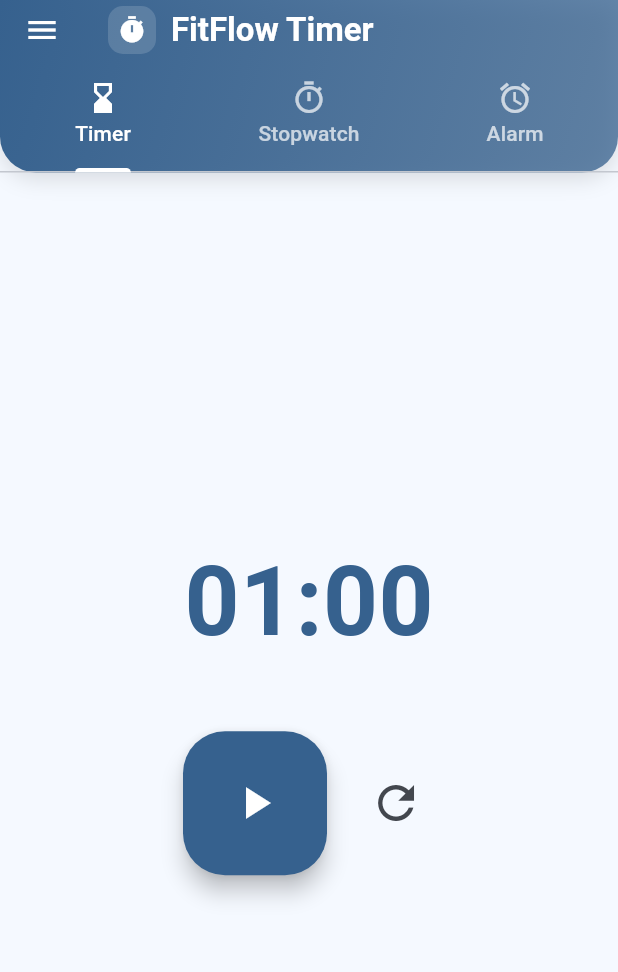
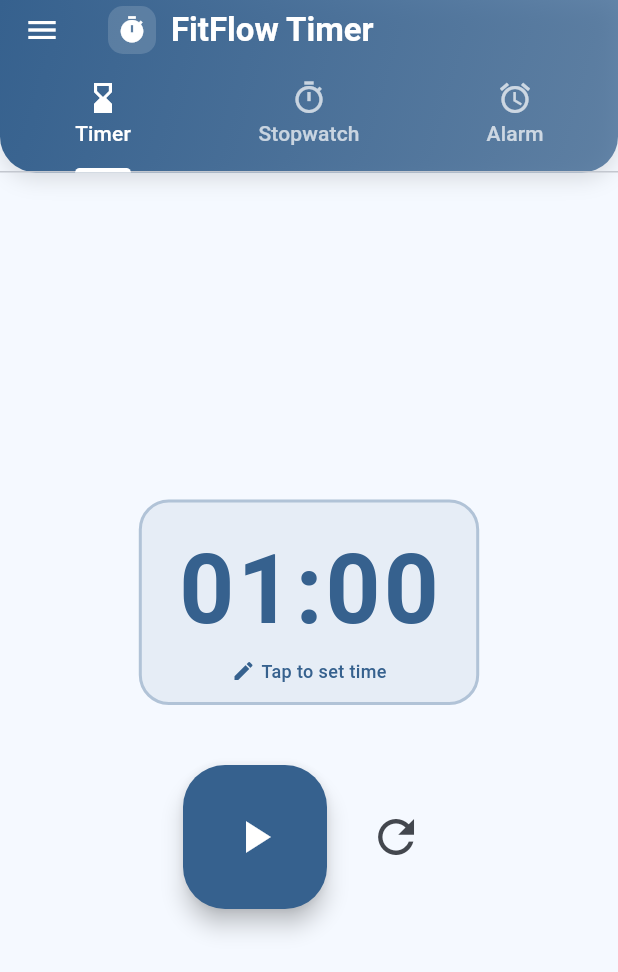
Before and after one commit to devspark-2501/Flutter-Fit-Flow-App, a Flutter app: the TimerPage screen opened directly, on a phone screen of 412 x 824 dp. Shown: the top 972 px of the screen. Run offline on Flutter 3.47's test engine with Material 3 defaults, Android fonts, the phone set to English and light mode, and no system bars; our stand-ins replace audioplayers; statements that could not run were skipped.

Commit message:
Timer_section.dart rearranged with Clock Ui and editable clock

```diff
--- a/lib/components/timer/timer_section.dart
+++ b/lib/components/timer/timer_section.dart
@@ -13,8 +13,8 @@
 
 class _TimerSectionState extends State<TimerSection> {
   Timer? _timer;
+  int _initialSeconds = 60;
   int _remainingSeconds = 60;
-  final int _initialSeconds = 60;
   bool _isRunning = false;
 
   void _startTimer() {
@@ -40,6 +40,36 @@
     setState(() => _remainingSeconds = _initialSeconds);
   }
 
+  Future<void> _selectTime() async {
+    if (_isRunning) return; // Prevent editing while timer is active
+
+    final currentMinutes = _remainingSeconds ~/ 60;
+    final currentSeconds = _remainingSeconds % 60;
+
+    final TimeOfDay? picked = await showTimePicker(
+      context: context,
+      initialTime: TimeOfDay(hour: currentMinutes, minute: currentSeconds),
+      helpText: "SELECT TIMER DURATION (MM:SS)",
+      builder: (context, child) {
+        return MediaQuery(
+          data: MediaQuery.of(context).copyWith(alwaysUse24HourFormat: true),
+          child: child!,
+        );
+      },
+    );
+
+    if (picked != null) {
+      // Treat picked hour as minutes and picked minute as seconds
+      final totalSecs = (picked.hour * 60) + picked.minute;
+      if (totalSecs > 0) {
+        setState(() {
+          _initialSeconds = totalSecs;
+          _remainingSeconds = totalSecs;
+        });
+      }
+    }
+  }
+
   String _formatTime(int seconds) {
     final mins = (seconds ~/ 60).toString().padLeft(2, '0');
     final secs = (seconds % 60).toString().padLeft(2, '0');
@@ -60,12 +90,47 @@
       child: Column(
         mainAxisAlignment: MainAxisAlignment.center,
         children: [
+          // Tap time display to open clock picker
+          GestureDetector(
+            onTap: _selectTime,
+            child: Container(
+              padding: const EdgeInsets.symmetric(horizontal: 24, vertical: 12),
+              decoration: BoxDecoration(
+                color: primary.withOpacity(0.08),
+                borderRadius: BorderRadius.circular(20),
+                border: Border.all(
+                  color: primary.withOpacity(0.3),
+                  width: 2,
+                ),
+              ),
+              child: Column(
+                children: [
                   Text(
                     _formatTime(_remainingSeconds),
                     style: TextStyle(
                       fontSize: 64,
                       fontWeight: FontWeight.bold,
                       color: primary,
+                      letterSpacing: 2,
+                    ),
+                  ),
+                  Row(
+                    mainAxisSize: MainAxisSize.min,
+                    children: [
+                      Icon(Icons.edit, size: 16, color: primary),
+                      const SizedBox(width: 4),
+                      Text(
+                        "Tap to set time",
+                        style: TextStyle(
+                          fontSize: 12,
+                          color: primary,
+                          fontWeight: FontWeight.w500,
+                        ),
+                      ),
+                    ],
+                  ),
+                ],
+              ),
             ),
           ),
           const SizedBox(height: 40),
```
Lines whose indentation alone changed are shown as unchanged.
